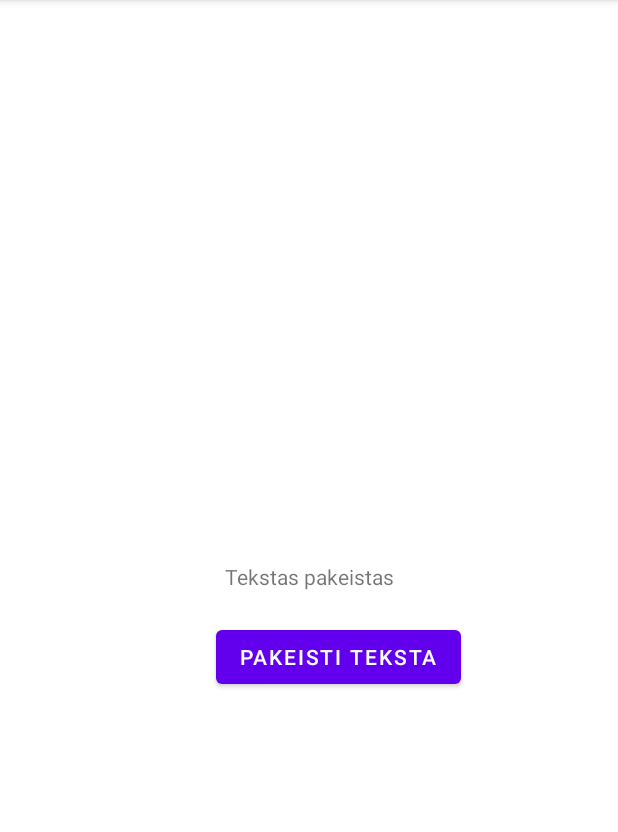
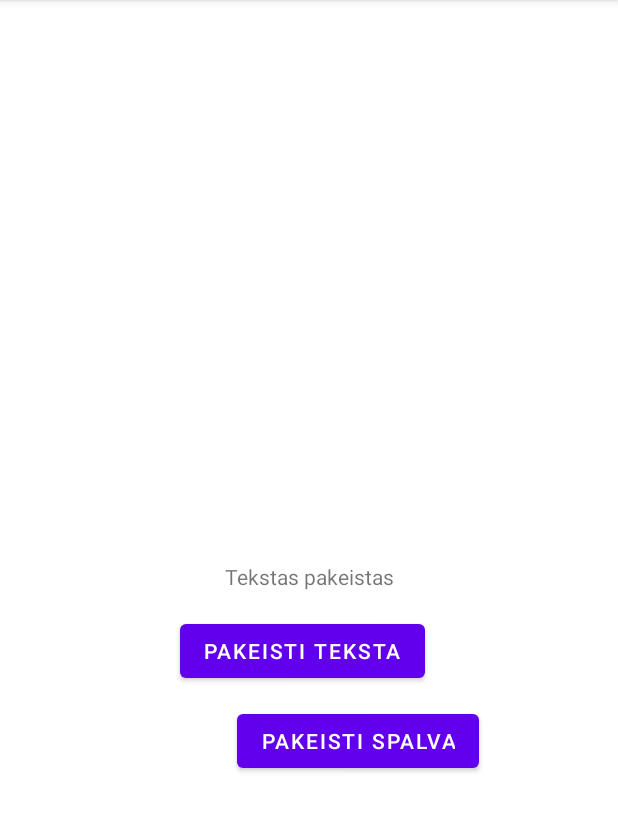
Before and after one commit to Svabas22/LAB1, an Android app: the screen it shows after launch (MainActivity), after a tap on "PAKEISTI TEKSTA", on a phone screen of 412 x 824 dp, the part 84-916 px from its top. Run offline under Robolectric (Android 15) with nearby library versions, the phone set to English and light mode, and no system bars.

Commit message:
Idetas mygtukas, kuris pakeicia teksto spalva

```diff
--- a/app/src/main/java/com/example/lab1/MainActivity.java
+++ b/app/src/main/java/com/example/lab1/MainActivity.java
@@ -2,6 +2,8 @@ package com.example.lab1;
 
 import androidx.appcompat.app.AppCompatActivity;
 
+import android.annotation.SuppressLint;
+import android.graphics.Color;
 import android.os.Bundle;
 import android.view.View;
 import android.widget.TextView;
@@ -9,13 +11,18 @@ import android.widget.TextView;
 public class MainActivity extends AppCompatActivity {
     private TextView txtMain;
     @Override
-    protected void onCreate(Bundle savedInstanceState) {
+    protected void onCreate(Bundle savedInstanceState){
         super.onCreate(savedInstanceState);
         setContentView(R.layout.activity_main);
         this.txtMain = findViewById(R.id.txtMain);
     }
 
-    public void btnClick(View view) {
+    public void btnClick1(View view) {
         this.txtMain.setText("Tekstas pakeistas");
     }
+
+
+    public void btnClick2(View view) {
+        this.txtMain.setTextColor(Color.RED);
+    }
 }
--- a/app/src/main/res/layout/activity_main.xml
+++ b/app/src/main/res/layout/activity_main.xml
@@ -20,12 +20,23 @@
         android:id="@+id/btnChangeText"
         android:layout_width="wrap_content"
         android:layout_height="48dp"
-        android:layout_marginStart="144dp"
-        android:layout_marginTop="20dp"
+        android:layout_marginStart="120dp"
+        android:layout_marginTop="16dp"
+        android:onClick="btnClick1"
         android:text="Pakeisti teksta"
         android:visibility="visible"
         app:layout_constraintStart_toStartOf="parent"
-        app:layout_constraintTop_toBottomOf="@+id/txtMain"
-        android:onClick="btnClick" />
+        app:layout_constraintTop_toBottomOf="@+id/txtMain" />
+
+    <Button
+        android:id="@+id/btnChangeColor"
+        android:layout_width="wrap_content"
+        android:layout_height="wrap_content"
+        android:layout_marginStart="158dp"
+        android:layout_marginTop="76dp"
+        android:onClick="btnClick2"
+        android:text="Pakeisti spalva"
+        app:layout_constraintStart_toStartOf="parent"
+        app:layout_constraintTop_toBottomOf="@+id/txtMain" />
 
 </androidx.constraintlayout.widget.ConstraintLayout>
```
